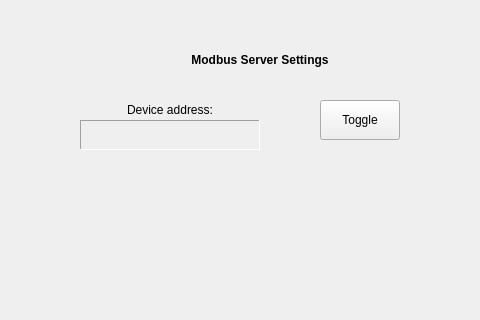
Wolkabout/offset-printing-machine-simulator-application, file modbus-application/settings.ui: the form before one commit; both pictures show x 320 to 800 and y 0 to 320 of the 800 by 528 pixel window.
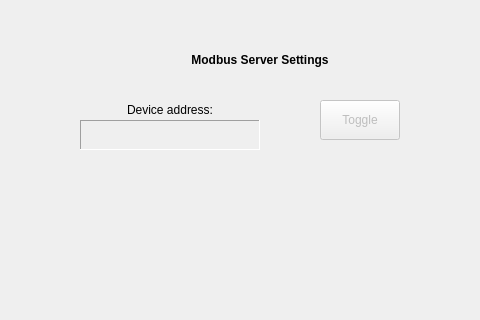
The form after the commit.

Diff of the .ui file:
```diff
--- a/modbus-application/settings.ui
+++ b/modbus-application/settings.ui
@@ -146,6 +146,9 @@
    </property>
   </widget>
   <widget class="QPushButton" name="toggle">
+   <property name="enabled">
+    <bool>false</bool>
+   </property>
    <property name="geometry">
     <rect>
      <x>640</x>
```
